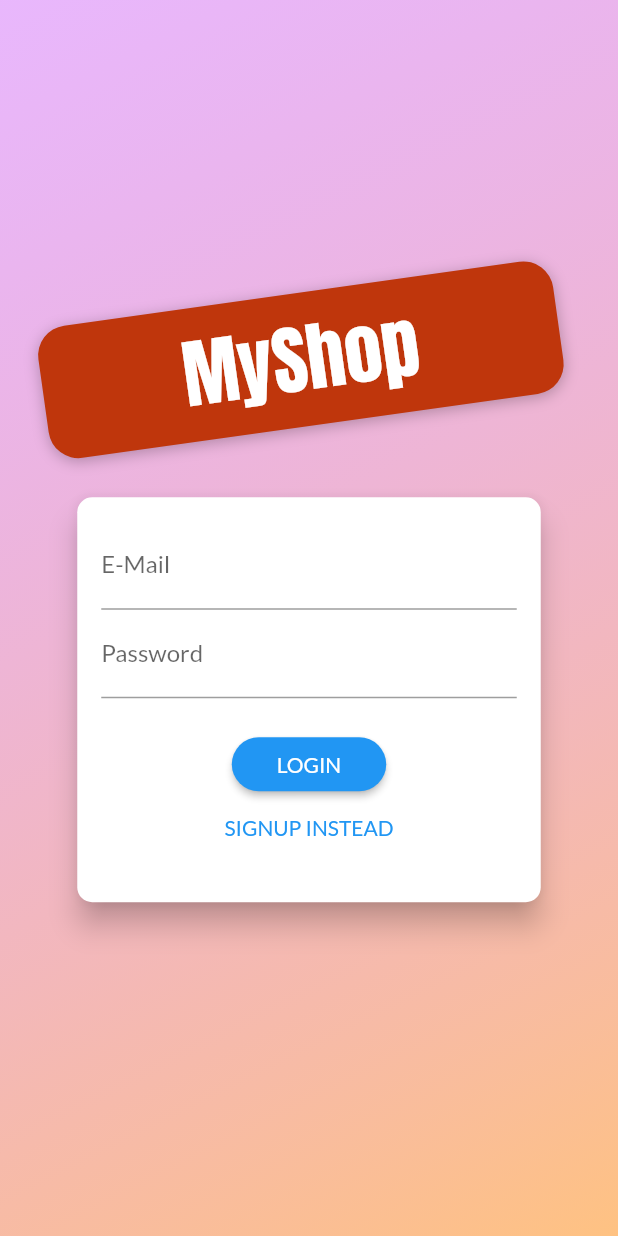
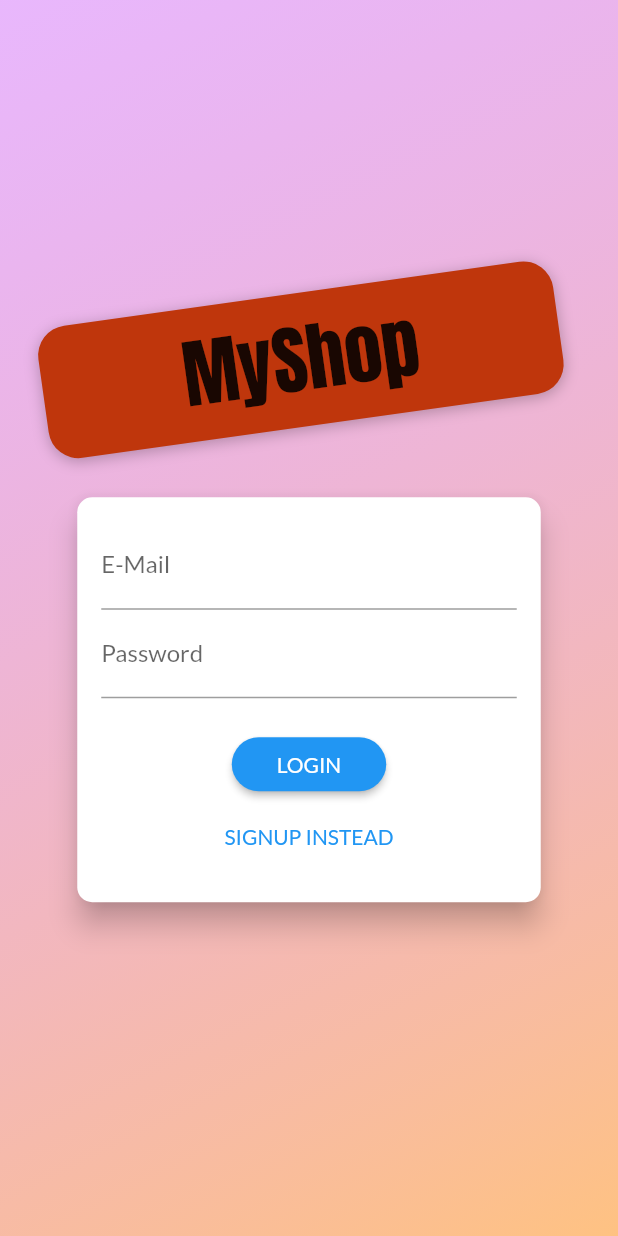
Before and after one commit to nicks101/shop_app, a Flutter app: the screen it shows after launch, on a phone screen of 412 x 824 dp. Run offline on Flutter 3.47's test engine with Material 2 defaults, Android fonts, the phone set to English and light mode, and no system bars; our stand-ins replace shared_preferences; missing offline and left inert: shared_preferences_web.

Commit message:
WIP: fixing lint errors

```diff
--- a/lib/helpers/custom_route.dart
+++ b/lib/helpers/custom_route.dart
@@ -11,6 +11,7 @@ class CustomRoute<T> extends MaterialPageRoute<T> {
 }
 
 class CustomPageTransitionBuilder extends PageTransitionsBuilder {
+  @override
   Widget buildTransitions<T>(
     PageRoute<T> route,
     BuildContext context,
--- a/lib/providers/product.dart
+++ b/lib/providers/product.dart
@@ -26,7 +26,7 @@ class Product with ChangeNotifier {
   }
 
   Future<void> toggleFavoriteStatus(String token, String userId) async {
-    var oldStatus = isFavorite;
+    final oldStatus = isFavorite;
     isFavorite = !isFavorite;
     notifyListeners();
 
--- a/lib/screens/auth_screen.dart
+++ b/lib/screens/auth_screen.dart
@@ -2,11 +2,10 @@ import 'dart:math';
 
 import 'package:flutter/material.dart';
 import 'package:provider/provider.dart';
+import 'package:shop_app/models/http_exception.dart';
+import 'package:shop_app/providers/auth.dart';
 
-import '../models/http_exception.dart';
-import '../providers/auth.dart';
-
-enum AuthMode { Signup, Login }
+enum AuthMode { signup, login }
 
 class AuthScreen extends StatelessWidget {
   static const routeName = '/auth';
@@ -17,42 +16,42 @@ class AuthScreen extends StatelessWidget {
     // final transformConfig = Matrix4.rotationZ(-8 * pi / 180);
     // transformConfig.translate(-10.0);
     return Scaffold(
-      // resizeToAvoidBottomInset: false,
       body: Stack(
         children: <Widget>[
           Container(
             decoration: BoxDecoration(
               gradient: LinearGradient(
                 colors: [
-                  Color.fromRGBO(215, 117, 255, 1).withOpacity(0.5),
-                  Color.fromRGBO(255, 188, 117, 1).withOpacity(0.9),
+                  const Color.fromRGBO(215, 117, 255, 1).withOpacity(0.5),
+                  const Color.fromRGBO(255, 188, 117, 1).withOpacity(0.9),
                 ],
                 begin: Alignment.topLeft,
                 end: Alignment.bottomRight,
-                stops: [0, 1],
+                stops: const [0, 1],
               ),
             ),
           ),
           SingleChildScrollView(
-            child: Container(
+            child: SizedBox(
               height: deviceSize.height,
               width: deviceSize.width,
               child: Column(
                 mainAxisAlignment: MainAxisAlignment.center,
-                crossAxisAlignment: CrossAxisAlignment.center,
                 children: <Widget>[
                   Flexible(
                     child: Container(
-                      margin: EdgeInsets.only(bottom: 20.0),
-                      padding:
-                          EdgeInsets.symmetric(vertical: 8.0, horizontal: 94.0),
+                      margin: const EdgeInsets.only(bottom: 20.0),
+                      padding: const EdgeInsets.symmetric(
+                        vertical: 8.0,
+                        horizontal: 94.0,
+                      ),
                       transform: Matrix4.rotationZ(-8 * pi / 180)
                         ..translate(-10.0),
                       // ..translate(-10.0),
                       decoration: BoxDecoration(
                         borderRadius: BorderRadius.circular(20),
                         color: Colors.deepOrange.shade900,
-                        boxShadow: [
+                        boxShadow: const [
                           BoxShadow(
                             blurRadius: 8,
                             color: Colors.black26,
@@ -63,10 +62,7 @@ class AuthScreen extends StatelessWidget {
                       child: Text(
                         'MyShop',
                         style: TextStyle(
-                          color: Theme.of(context)
-                              .accentTextTheme
-                              .headline6
-                              ?.color,
+                          color: Theme.of(context).textTheme.headline6?.color,
                           fontSize: 50,
                           fontFamily: 'Anton',
                           fontWeight: FontWeight.normal,
@@ -76,7 +72,7 @@ class AuthScreen extends StatelessWidget {
                   ),
                   Flexible(
                     flex: deviceSize.width > 600 ? 2 : 1,
-                    child: AuthCard(),
+                    child: const AuthCard(),
                   ),
                 ],
               ),
@@ -100,8 +96,8 @@ class AuthCard extends StatefulWidget {
 class _AuthCardState extends State<AuthCard>
     with SingleTickerProviderStateMixin {
   final GlobalKey<FormState> _formKey = GlobalKey();
-  AuthMode _authMode = AuthMode.Login;
-  Map<String, String> _authData = {
+  AuthMode _authMode = AuthMode.login;
+  final Map<String, String> _authData = {
     'email': '',
     'password': '',
   };
@@ -116,14 +112,14 @@ class _AuthCardState extends State<AuthCard>
     super.initState();
     _controller = AnimationController(
       vsync: this,
-      duration: Duration(
+      duration: const Duration(
         milliseconds: 300,
       ),
     );
 
     _slideAnimation = Tween<Offset>(
-      begin: Offset(0, -1.5),
-      end: Offset(0, 0),
+      begin: const Offset(0, -1.5),
+      end: Offset.zero,
     ).animate(
       CurvedAnimation(
         parent: _controller,
@@ -154,11 +150,11 @@ class _AuthCardState extends State<AuthCard>
     showDialog(
       context: context,
       builder: (ctx) => AlertDialog(
-        title: Text('An Error Occurred!'),
+        title: const Text('An Error Occurred!'),
         content: Text(message),
         actions: <Widget>[
-          FlatButton(
-            child: Text('Okay'),
+          TextButton(
+            child: const Text('Okay'),
             onPressed: () {
               Navigator.of(ctx).pop();
             },
@@ -178,7 +174,7 @@ class _AuthCardState extends State<AuthCard>
       _isLoading = true;
     });
     try {
-      if (_authMode == AuthMode.Login) {
+      if (_authMode == AuthMode.login) {
         // Log user in
         await Provider.of<Auth>(context, listen: false).login(
           _authData['email']!,
@@ -206,7 +202,8 @@ class _AuthCardState extends State<AuthCard>
       }
       _showErrorDialog(errorMessage);
     } catch (error) {
-      var errorMessage = 'Could not authenticate you. Please try again later.';
+      const errorMessage =
+          'Could not authenticate you. Please try again later.';
       _showErrorDialog(errorMessage);
     }
 
@@ -216,14 +213,14 @@ class _AuthCardState extends State<AuthCard>
   }
 
   void _switchAuthMode() {
-    if (_authMode == AuthMode.Login) {
+    if (_authMode == AuthMode.login) {
       setState(() {
-        _authMode = AuthMode.Signup;
+        _authMode = AuthMode.signup;
       });
       _controller.forward();
     } else {
       setState(() {
-        _authMode = AuthMode.Login;
+        _authMode = AuthMode.login;
       });
       _controller.reverse();
     }
@@ -238,21 +235,21 @@ class _AuthCardState extends State<AuthCard>
       ),
       elevation: 8.0,
       child: AnimatedContainer(
-        duration: Duration(milliseconds: 300),
+        duration: const Duration(milliseconds: 300),
         curve: Curves.easeIn,
-        height: _authMode == AuthMode.Signup ? 340 : 270,
+        height: _authMode == AuthMode.signup ? 340 : 270,
         // height: _heightAnimation.value.height,
         constraints:
-            BoxConstraints(minHeight: _authMode == AuthMode.Signup ? 340 : 270),
+            BoxConstraints(minHeight: _authMode == AuthMode.signup ? 340 : 270),
         width: deviceSize.width * 0.75,
-        padding: EdgeInsets.all(16.0),
+        padding: const EdgeInsets.all(16.0),
         child: Form(
           key: _formKey,
           child: SingleChildScrollView(
             child: Column(
               children: <Widget>[
                 TextFormField(
-                  decoration: InputDecoration(labelText: 'E-Mail'),
+                  decoration: const InputDecoration(labelText: 'E-Mail'),
                   keyboardType: TextInputType.emailAddress,
                   validator: (value) {
                     if (value == null ||
@@ -267,7 +264,7 @@ class _AuthCardState extends State<AuthCard>
                   },
                 ),
                 TextFormField(
-                  decoration: InputDecoration(labelText: 'Password'),
+                  decoration: const InputDecoration(labelText: 'Password'),
                   obscureText: true,
                   controller: _passwordController,
                   validator: (value) {
@@ -282,10 +279,10 @@ class _AuthCardState extends State<AuthCard>
                 ),
                 AnimatedContainer(
                   constraints: BoxConstraints(
-                    minHeight: _authMode == AuthMode.Signup ? 50 : 0,
-                    maxHeight: _authMode == AuthMode.Signup ? 100 : 0,
+                    minHeight: _authMode == AuthMode.signup ? 50 : 0,
+                    maxHeight: _authMode == AuthMode.signup ? 100 : 0,
                   ),
-                  duration: Duration(
+                  duration: const Duration(
                     milliseconds: 300,
                   ),
                   curve: Curves.easeIn,
@@ -294,11 +291,12 @@ class _AuthCardState extends State<AuthCard>
                     child: SlideTransition(
                       position: _slideAnimation,
                       child: TextFormField(
-                        enabled: _authMode == AuthMode.Signup,
-                        decoration:
-                            InputDecoration(labelText: 'Confirm Password'),
+                        enabled: _authMode == AuthMode.signup,
+                        decoration: const InputDecoration(
+                          labelText: 'Confirm Password',
+                        ),
                         obscureText: true,
-                        validator: _authMode == AuthMode.Signup
+                        validator: _authMode == AuthMode.signup
                             ? (value) {
                                 if (value != _passwordController.text) {
                                   return 'Passwords do not match!';
@@ -310,31 +308,45 @@ class _AuthCardState extends State<AuthCard>
                     ),
                   ),
                 ),
-                SizedBox(
+                const SizedBox(
                   height: 20,
                 ),
                 if (_isLoading)
-                  CircularProgressIndicator()
+                  const CircularProgressIndicator()
                 else
-                  RaisedButton(
-                    child:
-                        Text(_authMode == AuthMode.Login ? 'LOGIN' : 'SIGN UP'),
+                  ElevatedButton(
                     onPressed: _submit,
-                    shape: RoundedRectangleBorder(
-                      borderRadius: BorderRadius.circular(30),
+                    style: ElevatedButton.styleFrom(
+                      shape: RoundedRectangleBorder(
+                        borderRadius: BorderRadius.circular(30),
+                      ),
+                      padding: const EdgeInsets.symmetric(
+                        horizontal: 30.0,
+                        vertical: 8.0,
+                      ),
+                      primary: Theme.of(context).primaryColor,
                     ),
-                    padding:
-                        EdgeInsets.symmetric(horizontal: 30.0, vertical: 8.0),
-                    color: Theme.of(context).primaryColor,
-                    textColor: Theme.of(context).primaryTextTheme.button?.color,
+                    child: Text(
+                      _authMode == AuthMode.login ? 'LOGIN' : 'SIGN UP',
+                      style: TextStyle(
+                        color: Theme.of(context).primaryTextTheme.button?.color,
+                      ),
+                    ),
                   ),
-                FlatButton(
-                  child: Text(
-                      '${_authMode == AuthMode.Login ? 'SIGNUP' : 'LOGIN'} INSTEAD'),
+                TextButton(
                   onPressed: _switchAuthMode,
-                  padding: EdgeInsets.symmetric(horizontal: 30.0, vertical: 4),
-                  materialTapTargetSize: MaterialTapTargetSize.shrinkWrap,
-                  textColor: Theme.of(context).primaryColor,
+                  child: Padding(
+                    padding: const EdgeInsets.symmetric(
+                      horizontal: 30.0,
+                      vertical: 4,
+                    ),
+                    child: Text(
+                      '${_authMode == AuthMode.login ? 'SIGNUP' : 'LOGIN'} INSTEAD',
+                      style: TextStyle(
+                        color: Theme.of(context).primaryColor,
+                      ),
+                    ),
+                  ),
                 ),
               ],
             ),
--- a/pubspec.yaml
+++ b/pubspec.yaml
@@ -9,14 +9,15 @@ environment:
 dependencies:
   flutter:
     sdk: flutter
+  http: ^0.13.4
+  intl: ^0.17.0
   provider: ^6.0.2
-  intl: ^0.17.0
-  http: ^0.13.4
   shared_preferences: ^2.0.13
 
 dev_dependencies:
   flutter_test:
     sdk: flutter
+  lint: ^1.8.2
 
 flutter:
 
```
Also changed, not shown: analysis_options.yaml (+1 -26 lines), lib/main.dart (+13 -14 lines), lib/providers/auth.dart (+14 -13 lines), lib/providers/orders.dart (+25 -24 lines), lib/providers/products.dart (+24 -22 lines), lib/screens/products_overview_screen.dart (+21 -20 lines), lib/widgets/order_item.dart (+16 -13 lines), lib/widgets/user_product_item.dart (+14 -15 lines), pubspec.lock, 2 other files.
